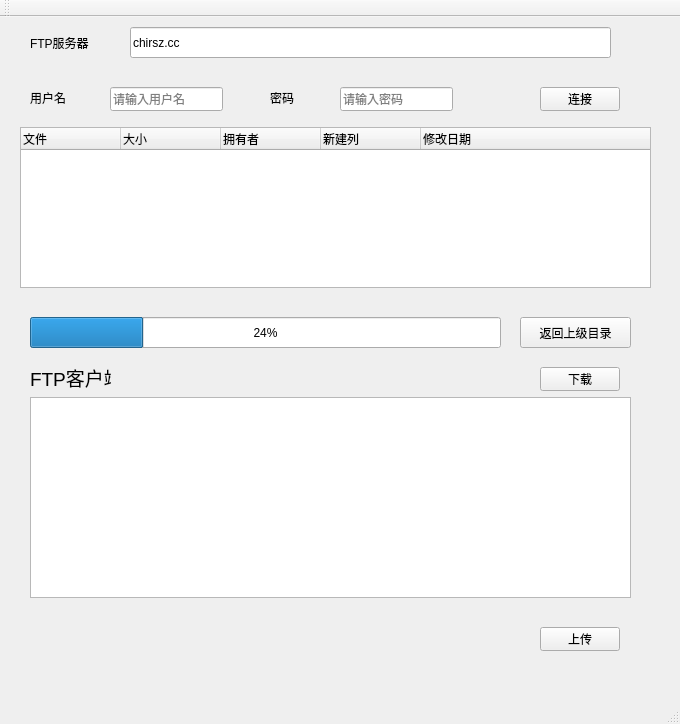
Old version of the form mainwindow.ui in the repository Sugar-Coder/FtpClient.
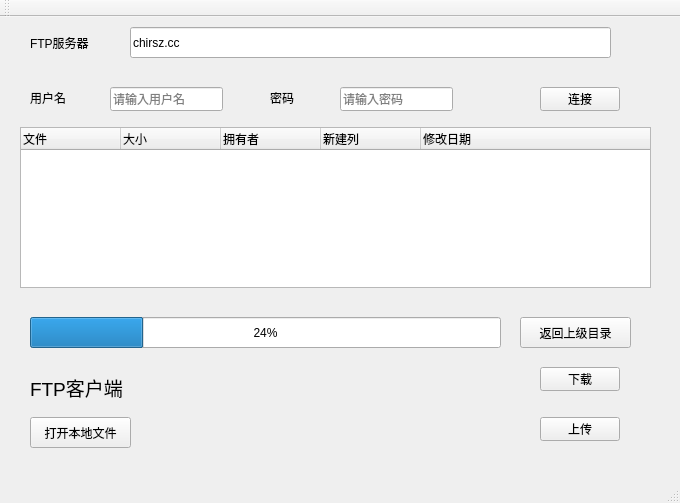
New version of the form.

Patch:
```diff
--- a/mainwindow.ui
+++ b/mainwindow.ui
@@ -7,7 +7,7 @@
     <x>0</x>
     <y>0</y>
     <width>680</width>
-    <height>724</height>
+    <height>503</height>
    </rect>
   </property>
   <property name="windowTitle">
@@ -153,9 +153,9 @@
     <property name="geometry">
      <rect>
       <x>30</x>
-      <y>350</y>
-      <width>81</width>
-      <height>21</height>
+      <y>340</y>
+      <width>481</width>
+      <height>61</height>
      </rect>
     </property>
     <property name="font">
@@ -206,21 +206,11 @@
      <number>24</number>
     </property>
    </widget>
-   <widget class="QTreeView" name="treeView">
-    <property name="geometry">
-     <rect>
-      <x>30</x>
-      <y>380</y>
-      <width>601</width>
-      <height>201</height>
-     </rect>
-    </property>
-   </widget>
    <widget class="QPushButton" name="uploadButton">
     <property name="geometry">
      <rect>
       <x>540</x>
-      <y>610</y>
+      <y>400</y>
       <width>80</width>
       <height>24</height>
      </rect>
@@ -229,6 +219,32 @@
      <string>上传</string>
     </property>
    </widget>
+   <widget class="QPushButton" name="openButton">
+    <property name="geometry">
+     <rect>
+      <x>30</x>
+      <y>400</y>
+      <width>101</width>
+      <height>31</height>
+     </rect>
+    </property>
+    <property name="text">
+     <string>打开本地文件</string>
+    </property>
+   </widget>
+   <widget class="QLabel" name="localFileLabel">
+    <property name="geometry">
+     <rect>
+      <x>160</x>
+      <y>400</y>
+      <width>251</width>
+      <height>31</height>
+     </rect>
+    </property>
+    <property name="text">
+     <string/>
+    </property>
+   </widget>
   </widget>
   <widget class="QMenuBar" name="menuBar">
    <property name="geometry">
```
